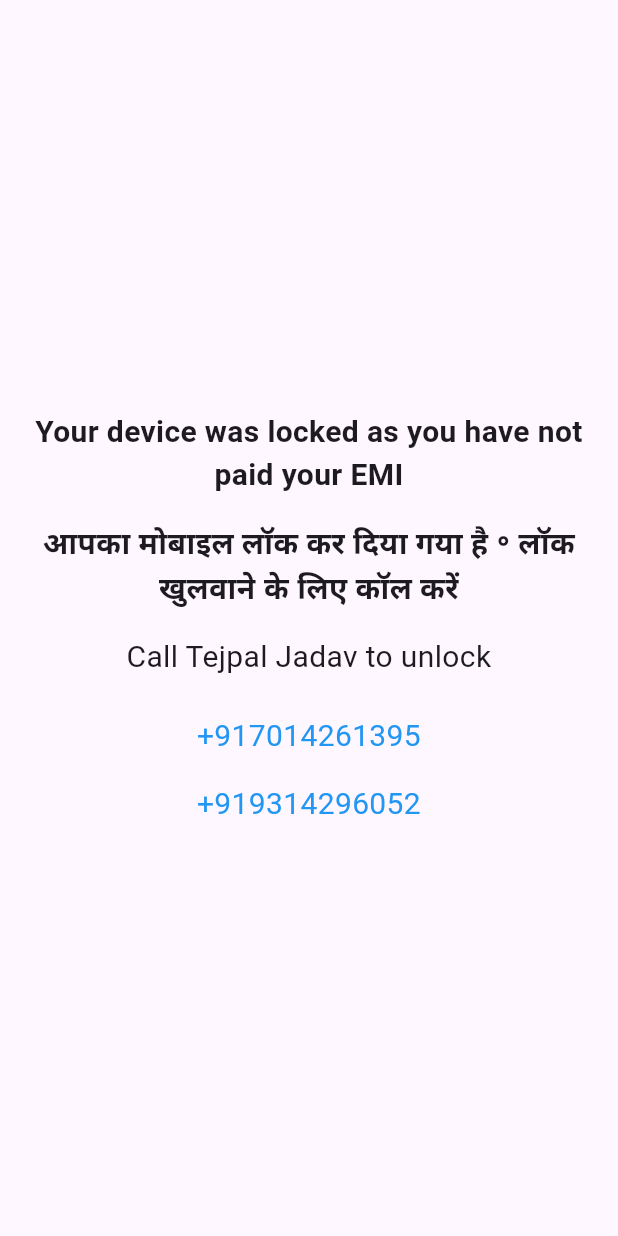
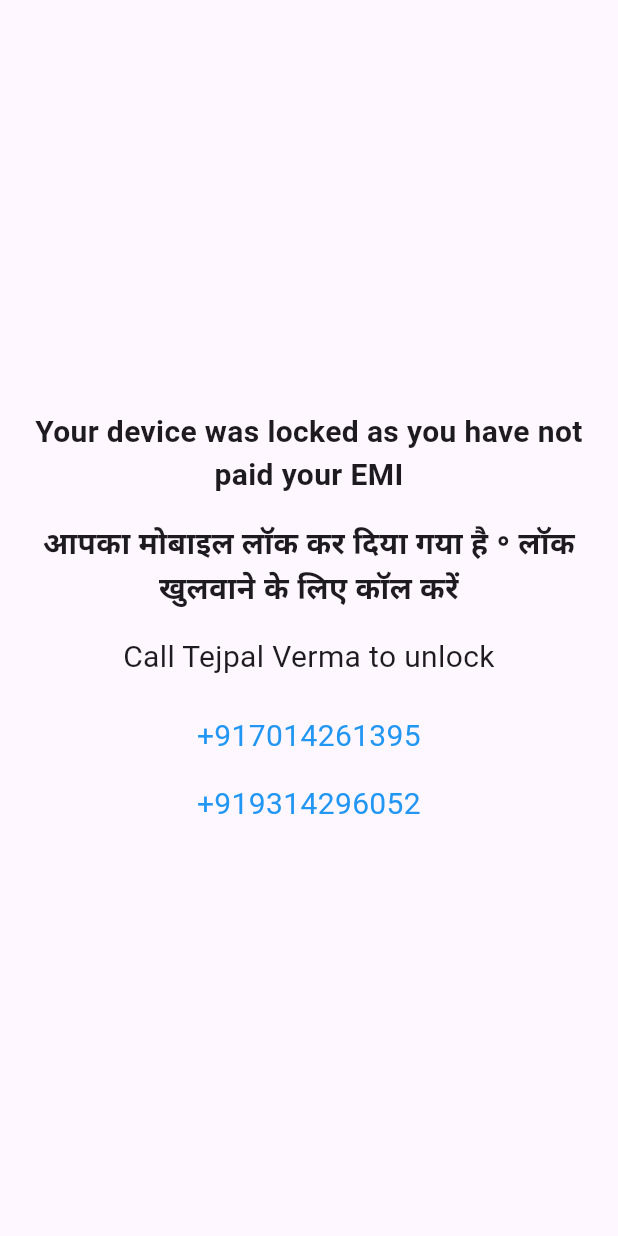
Before and after one commit to Saub-Consulting/MDM_Client_Kiosk, a Flutter app: the screen it shows after launch, on a phone screen of 412 x 824 dp. Run offline on Flutter 3.47's test engine with Material 3 defaults, Android fonts, the phone set to English and light mode, and no system bars; our stand-ins replace permission_handler; missing offline and left inert: android_intent_plus.

Commit message:
Update dealer name

```diff
--- a/lib/configurations/constants.dart
+++ b/lib/configurations/constants.dart
@@ -4,4 +4,4 @@ const supportPhoneNumbers = [
   '+917014261395',
   '+919314296052',
 ];
-const dealerName = 'Tejpal Jadav';
+const dealerName = 'Tejpal Verma';
```
